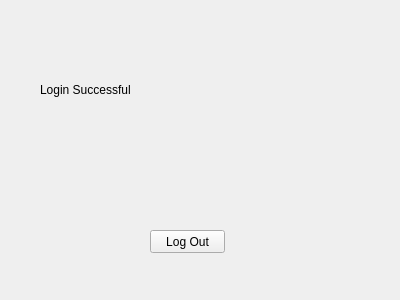
Qt form GUI/loginsuccessful.ui (jts5374/passMan) before a commit.
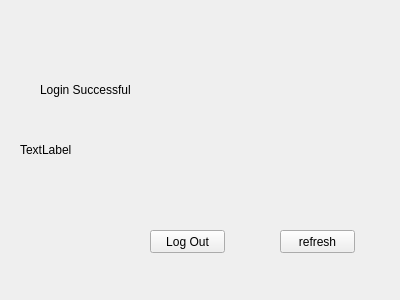
The same form after that commit.

Diff of the .ui file:
```diff
--- a/GUI/loginsuccessful.ui
+++ b/GUI/loginsuccessful.ui
@@ -39,6 +39,32 @@
     <string>Log Out</string>
    </property>
   </widget>
+  <widget class="QLabel" name="hellouserlabel">
+   <property name="geometry">
+    <rect>
+     <x>20</x>
+     <y>140</y>
+     <width>351</width>
+     <height>20</height>
+    </rect>
+   </property>
+   <property name="text">
+    <string>TextLabel</string>
+   </property>
+  </widget>
+  <widget class="QPushButton" name="refreshbutton">
+   <property name="geometry">
+    <rect>
+     <x>280</x>
+     <y>230</y>
+     <width>75</width>
+     <height>23</height>
+    </rect>
+   </property>
+   <property name="text">
+    <string>refresh</string>
+   </property>
+  </widget>
  </widget>
  <resources/>
  <connections/>
```
